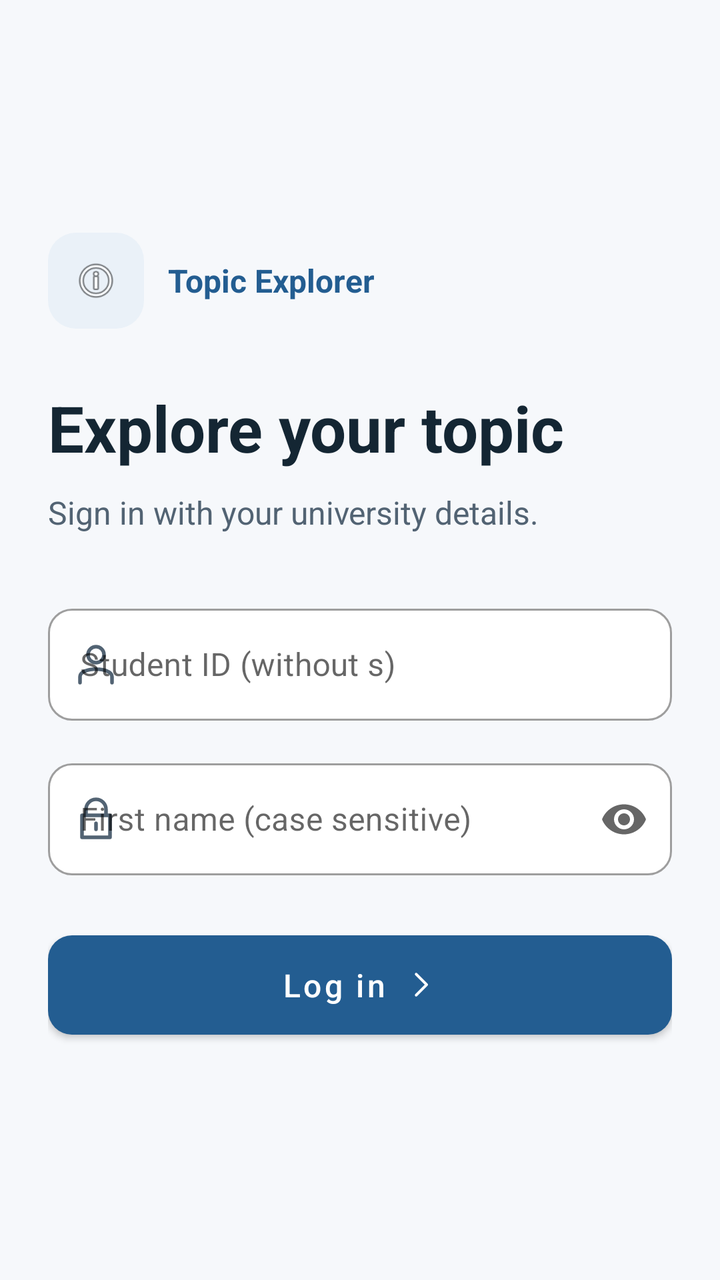
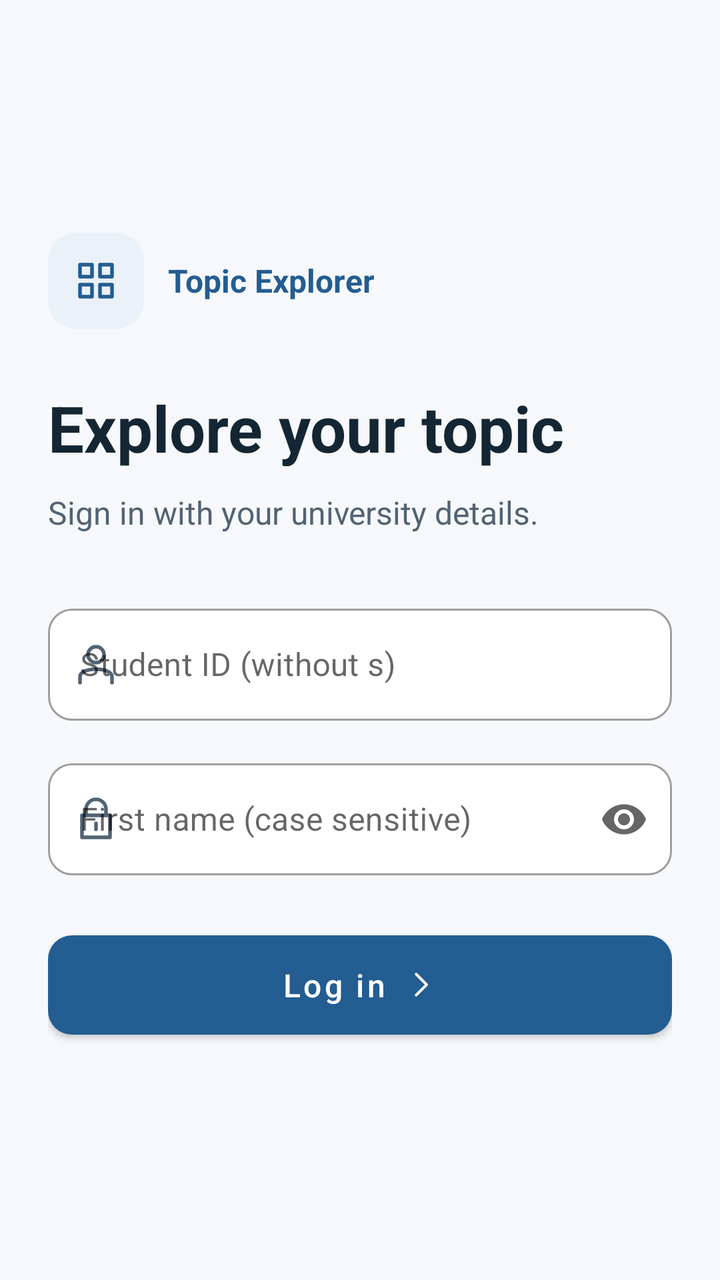

An Android layout rendered at two revisions. The XML below is the earlier revision; the diff shows what the commit changed to produce the second picture.
<!-- AndroidManifest.xml: application theme Theme.AlbumAssignment -->
<!-- res/layout/fragment_login.xml -->
<?xml version="1.0" encoding="utf-8"?>
<ScrollView xmlns:android="http://schemas.android.com/apk/res/android"
    xmlns:app="http://schemas.android.com/apk/res-auto"
    android:layout_width="match_parent" android:layout_height="match_parent"
    android:background="@color/background" android:fillViewport="true">

    <LinearLayout
        android:layout_width="match_parent" android:layout_height="wrap_content"
        android:gravity="center_vertical" android:orientation="vertical"
        android:padding="24dp">

        <LinearLayout
            android:layout_width="match_parent" android:layout_height="wrap_content"
            android:gravity="center_vertical" android:orientation="horizontal">
            <ImageView
                android:layout_width="48dp" android:layout_height="48dp"
                android:background="@drawable/bg_icon_tile" android:padding="12dp"
                android:src="@android:drawable/ic_menu_info_details"
                android:contentDescription="@null" android:importantForAccessibility="no" />
            <TextView
                android:layout_width="wrap_content" android:layout_height="wrap_content"
                android:layout_marginStart="12dp" android:text="@string/app_name"
                android:textColor="@color/primary" android:textSize="16sp"
                android:textStyle="bold" />
        </LinearLayout>
        <TextView
            android:layout_width="match_parent" android:layout_height="wrap_content"
            android:layout_marginTop="28dp" android:text="@string/login_title"
            android:textColor="@color/text_primary" android:textSize="32sp"
            android:textStyle="bold" />
        <TextView
            android:layout_width="match_parent" android:layout_height="wrap_content"
            android:layout_marginTop="10dp" android:layout_marginBottom="32dp"
            android:text="@string/login_subtitle" android:textColor="@color/text_secondary"
            android:textSize="16sp" />

        <com.google.android.material.textfield.TextInputLayout
            style="@style/Widget.MaterialComponents.TextInputLayout.OutlinedBox"
            android:layout_width="match_parent" android:layout_height="wrap_content"
            android:hint="@string/username_hint"
            app:boxBackgroundColor="@color/surface"
            app:boxCornerRadiusTopStart="12dp" app:boxCornerRadiusTopEnd="12dp"
            app:boxCornerRadiusBottomStart="12dp" app:boxCornerRadiusBottomEnd="12dp"
            app:startIconDrawable="@drawable/ic_person" app:startIconTint="@color/text_secondary">
            <com.google.android.material.textfield.TextInputEditText
                android:id="@+id/usernameInput"
                android:layout_width="match_parent" android:layout_height="wrap_content"
                android:minHeight="56dp" android:inputType="number" android:maxLines="1"
                android:imeOptions="actionNext" />
        </com.google.android.material.textfield.TextInputLayout>

        <com.google.android.material.textfield.TextInputLayout
            style="@style/Widget.MaterialComponents.TextInputLayout.OutlinedBox"
            android:layout_width="match_parent" android:layout_height="wrap_content"
            android:layout_marginTop="16dp" android:hint="@string/password_hint"
            app:boxBackgroundColor="@color/surface"
            app:boxCornerRadiusTopStart="12dp" app:boxCornerRadiusTopEnd="12dp"
            app:boxCornerRadiusBottomStart="12dp" app:boxCornerRadiusBottomEnd="12dp"
            app:startIconDrawable="@drawable/ic_lock" app:startIconTint="@color/text_secondary"
            app:endIconMode="password_toggle">
            <com.google.android.material.textfield.TextInputEditText
                android:id="@+id/passwordInput"
                android:layout_width="match_parent" android:layout_height="wrap_content"
                android:minHeight="56dp" android:inputType="textPassword" android:maxLines="1"
                android:saveEnabled="false" />
        </com.google.android.material.textfield.TextInputLayout>

        <TextView
            android:id="@+id/errorText"
            android:layout_width="match_parent" android:layout_height="wrap_content"
            android:layout_marginTop="16dp" android:textColor="@color/error"
            android:accessibilityLiveRegion="polite" android:visibility="gone" />
        <ProgressBar
            android:id="@+id/progressBar"
            android:layout_width="32dp" android:layout_height="32dp"
            android:layout_gravity="center_horizontal" android:layout_marginTop="16dp"
            android:contentDescription="@string/loading" android:visibility="gone" />
        <com.google.android.material.button.MaterialButton
            android:id="@+id/loginButton"
            android:layout_width="match_parent" android:layout_height="wrap_content"
            android:minHeight="56dp" android:layout_marginTop="24dp"
            android:paddingVertical="14dp" android:text="@string/login"
            android:textAllCaps="false" android:textSize="16sp"
            app:cornerRadius="12dp" app:icon="@drawable/ic_chevron_right"
            app:iconGravity="textEnd" app:iconSize="18dp" app:iconPadding="8dp" />
    </LinearLayout>
</ScrollView>
<!-- resources referenced by this layout -->
<resources>
  <color name="background">#F6F8FB</color>
  <color name="error">#B42318</color>
  <color name="primary">#235D91</color>
  <color name="surface">#FFFFFF</color>
  <color name="text_primary">#142633</color>
  <color name="text_secondary">#526373</color>
  <!-- drawable bg_icon_tile (drawable) -->
  <shape xmlns:android="http://schemas.android.com/apk/res/android" android:shape="rectangle">
      <solid android:color="@color/accent_soft" />
      <corners android:radius="14dp" />
  </shape>
  <!-- drawable ic_chevron_right (drawable) -->
  <vector xmlns:android="http://schemas.android.com/apk/res/android"
      android:width="24dp" android:height="24dp"
      android:viewportWidth="24" android:viewportHeight="24" android:autoMirrored="true">
      <path android:fillColor="@android:color/transparent"
          android:strokeColor="@color/primary" android:strokeWidth="1.8"
          android:strokeLineCap="round" android:strokeLineJoin="round"
          android:pathData="M9,5L16,12L9,19" />
  </vector>
  <!-- drawable ic_lock (drawable) -->
  <vector xmlns:android="http://schemas.android.com/apk/res/android"
      android:width="24dp" android:height="24dp"
      android:viewportWidth="24" android:viewportHeight="24">
      <path android:fillColor="@android:color/transparent"
          android:strokeColor="@color/primary" android:strokeWidth="1.8"
          android:strokeLineCap="round" android:strokeLineJoin="round"
          android:pathData="M7,10V7a5,5 0,0 1,10,0V10 M5,10H19V21H5Z M12,14V17" />
  </vector>
  <!-- drawable ic_person (drawable) -->
  <vector xmlns:android="http://schemas.android.com/apk/res/android"
      android:width="24dp" android:height="24dp"
      android:viewportWidth="24" android:viewportHeight="24">
      <path android:fillColor="@android:color/transparent"
          android:strokeColor="@color/primary" android:strokeWidth="1.8"
          android:strokeLineCap="round" android:strokeLineJoin="round"
          android:pathData="M16,7a4,4 0,1 1,-8,0a4,4 0,1 1,8,0 M4,21V18C4,13 20,13 20,18V21" />
  </vector>
  <string name="app_name">Topic Explorer</string>
  <string name="loading">Loading, please wait</string>
  <string name="login">Log in</string>
  <string name="login_subtitle">Sign in with your university details.</string>
  <string name="login_title">Explore your topic</string>
  <string name="password_hint">First name (case sensitive)</string>
  <string name="username_hint">Student ID (without s)</string>
  <style name="Theme.AlbumAssignment" parent="Theme.MaterialComponents.Light.NoActionBar">
          <item name="colorPrimary">@color/primary</item>
          <item name="colorPrimaryVariant">@color/primary_dark</item>
          <item name="colorOnPrimary">@color/surface</item>
          <item name="colorSecondary">@color/secondary</item>
          <item name="colorError">@color/error</item>
          <item name="android:windowBackground">@color/background</item>
          <item name="android:colorBackground">@color/background</item>
          <item name="android:textColorPrimary">@color/text_primary</item>
          <item name="android:textColorSecondary">@color/text_secondary</item>
          <item name="android:windowLightStatusBar">true</item>
      </style>
  <color name="accent_soft">#EAF1F8</color>
  <color name="primary_dark">#173F63</color>
  <color name="secondary">#537661</color>
</resources>

<!-- the commit's change to res/layout/fragment_login.xml (unified diff, before → after) -->
@@ -15,7 +15,8 @@
             <ImageView
                 android:layout_width="48dp" android:layout_height="48dp"
                 android:background="@drawable/bg_icon_tile" android:padding="12dp"
-                android:src="@android:drawable/ic_menu_info_details"
+                android:src="@drawable/ic_catalogue"
+                android:tint="@color/primary"
                 android:contentDescription="@null" android:importantForAccessibility="no" />
             <TextView
                 android:layout_width="wrap_content" android:layout_height="wrap_content"
<!-- resource entries referenced after the edit -->
@@ -11,6 +11,23 @@
       <solid android:color="@color/accent_soft" />
       <corners android:radius="14dp" />
   </shape>
+  <!-- drawable ic_catalogue (drawable) -->
+  <vector xmlns:android="http://schemas.android.com/apk/res/android"
+      android:width="24dp"
+      android:height="24dp"
+      android:viewportWidth="24"
+      android:viewportHeight="24">
+  
+      <path
+          android:fillColor="@android:color/transparent"
+          android:strokeColor="#000000"
+          android:strokeWidth="1.8"
+          android:strokeLineJoin="round"
+          android:pathData="M4,4 H10 V10 H4 Z
+                            M14,4 H20 V10 H14 Z
+                            M4,14 H10 V20 H4 Z
+                            M14,14 H20 V20 H14 Z" />
+  </vector>
   <!-- drawable ic_chevron_right (drawable) -->
   <vector xmlns:android="http://schemas.android.com/apk/res/android"
       android:width="24dp" android:height="24dp"
